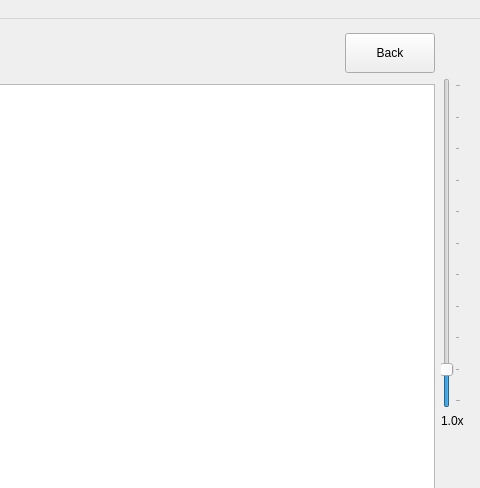
First picture: the form in ITkTrackingGUI/WirebondRecorderGUI.ui, repository adamazoulay/ITkTrackingGUI, before the edit; both pictures show x 580 to 1060 and y 0 to 488 of the 1060 by 788 pixel window.
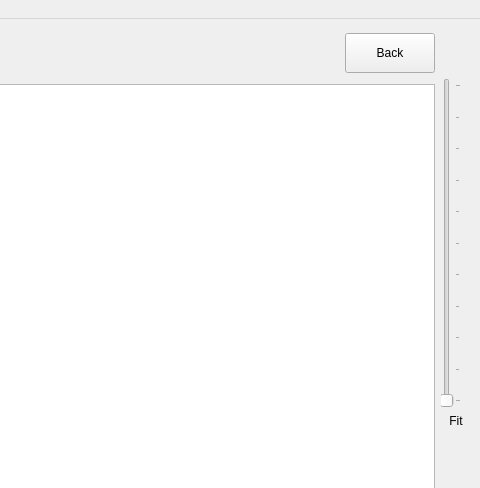
Second picture: the form after the edit.

```diff
--- a/ITkTrackingGUI/WirebondRecorderGUI.ui
+++ b/ITkTrackingGUI/WirebondRecorderGUI.ui
@@ -48,10 +48,10 @@
          <number>1</number>
         </property>
         <property name="value">
-         <number>1</number>
+         <number>0</number>
         </property>
         <property name="sliderPosition">
-         <number>1</number>
+         <number>0</number>
         </property>
         <property name="tickPosition">
          <enum>QSlider::TicksBelow</enum>
@@ -79,7 +79,10 @@
          </size>
         </property>
         <property name="text">
-         <string>1.0x</string>
+         <string>Fit</string>
+        </property>
+        <property name="alignment">
+         <set>Qt::AlignCenter</set>
         </property>
        </widget>
       </item>
```
Left out of the diff: 2 changed lines with no effect on the pictures.
